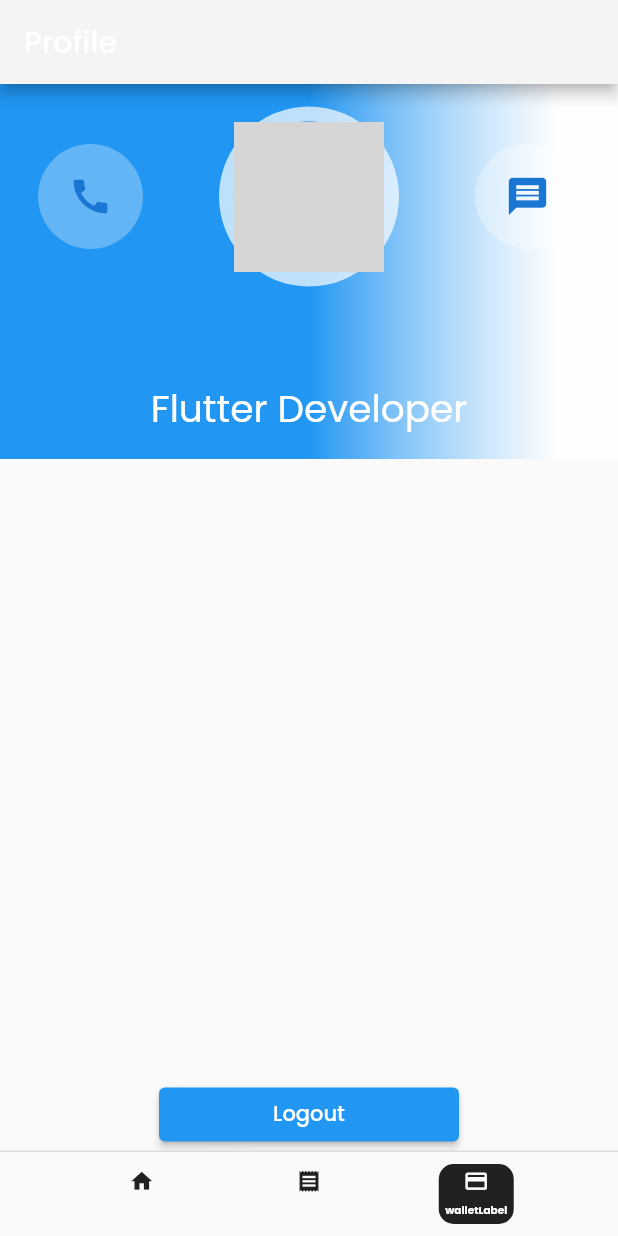
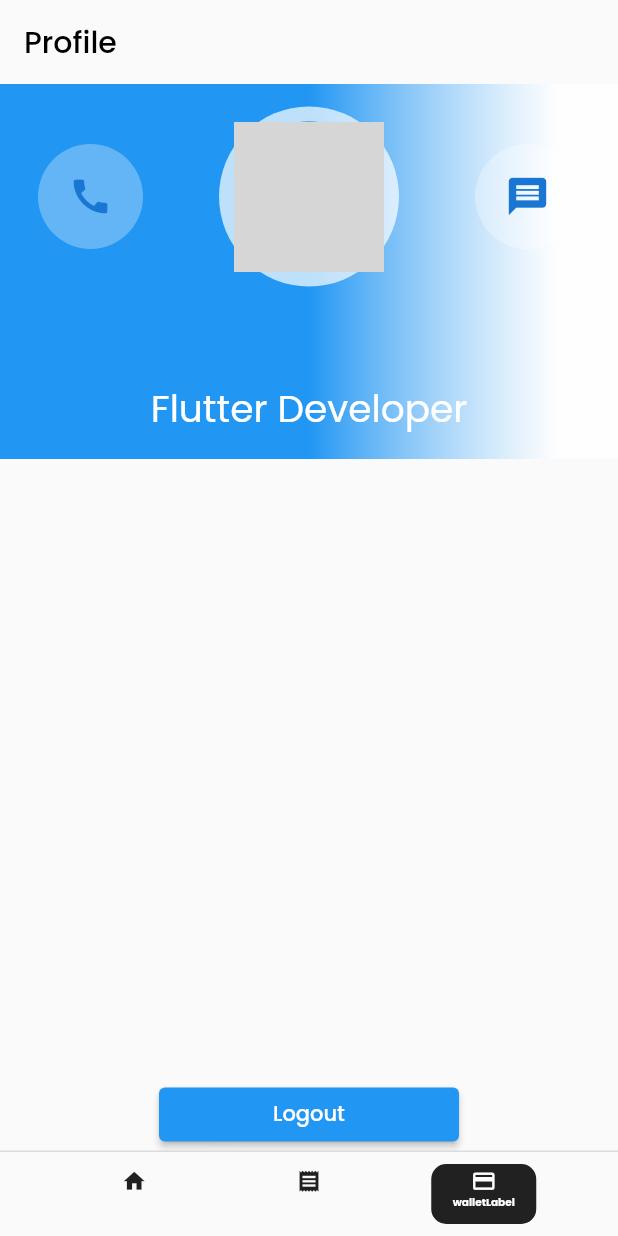
Before and after one commit to hoangdathp99/flutter_test_projecty, a Flutter app: the MyHomePage screen opened directly, item 3 of the bottom bar chosen, on a phone screen of 412 x 824 dp. Run offline on Flutter 3.47's test engine with Material 2 defaults, Android fonts, the light colour scheme and no system bars; our stand-ins replace flutter_hooks, shared_preferences; accounts and stored records are empty; network calls fail; grey boxes are pictures that could not be loaded.

Commit message:
fix bottom nav bar

```diff
--- a/lib/main.dart
+++ b/lib/main.dart
@@ -34,7 +34,7 @@ class MyApp extends StatelessWidget {
           title: 'Flutter Demo',
           theme: ThemeData(
             primarySwatch: Colors.blue,
-            appBarTheme:const AppBarTheme(color: Color(0xfff4f4f4)),
+            appBarTheme:const AppBarTheme(color: Colors.transparent, elevation: 0.0, foregroundColor: Colors.black),
             fontFamily: 'Poppins'
           ),
           home: const LoginScreen(),
--- a/lib/ui/bottomNavbar/bottom_nav_bar.dart
+++ b/lib/ui/bottomNavbar/bottom_nav_bar.dart
@@ -19,17 +19,22 @@ class BottomNavItem extends StatelessWidget {
       onTap: onTap,
       child: Container(
         padding: const EdgeInsets.all(3),
-        width: 50,
+        width: 70,
         height: 40,
         decoration: BoxDecoration(
           color: isSelected == true ? Colors.black87 : Colors.transparent,
           borderRadius: BorderRadius.circular(10),
         ),
         child: Column(children: [
-          Icon(icon,
+          Flexible(
+            flex: 1,
+            child: Icon(
+              icon,
               color: isSelected == true ? Colors.white : Colors.black87,
-              size: 17),
-          const SizedBox(height: 5),
+              size: 17,
+            ),
+          ),
+          // const SizedBox(height: 5),
           isSelected
               ? Text(
                   title,
```
